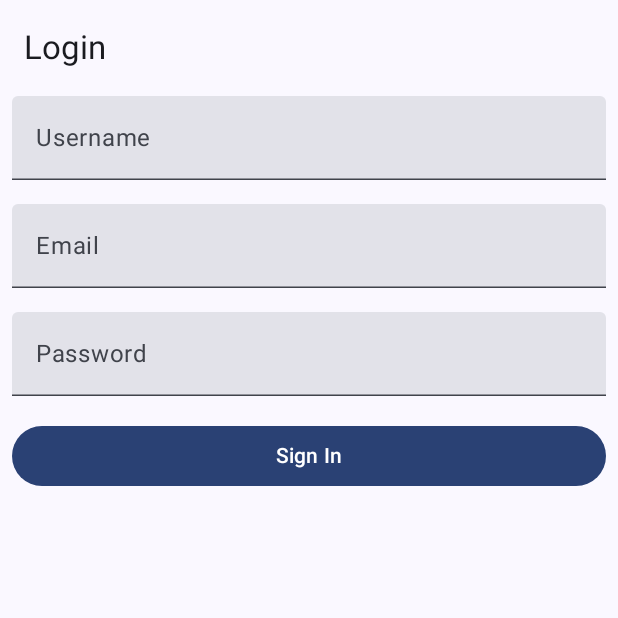
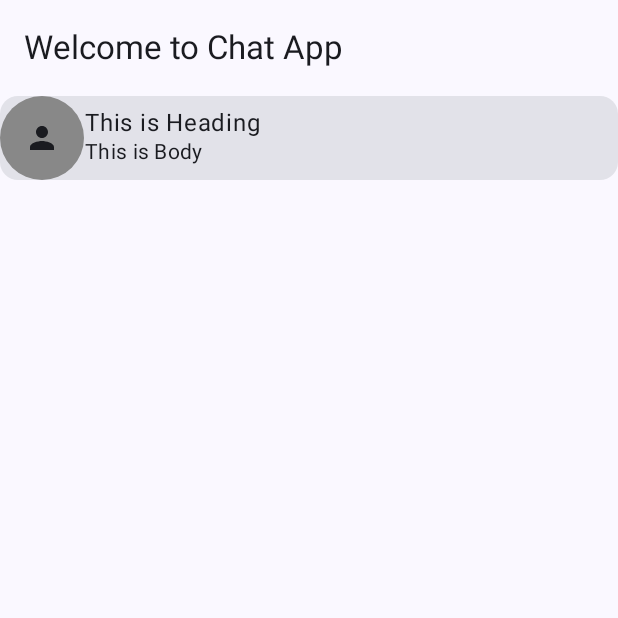
Before and after one commit to arup-basak/Chatterfly, an Android app built with Jetpack Compose: the screen it shows after launch (MainActivity before the commit, HomeActivity after it), on a phone screen of 412 x 824 dp, the top half of it. Run offline under Robolectric (Android 15) with nearby library versions, the phone set to English and light mode, and no system bars.

Commit message:
get chat is working in android with backend

```diff
--- a/Android/app/build.gradle.kts
+++ b/Android/app/build.gradle.kts
@@ -56,6 +56,7 @@ dependencies {
     implementation("androidx.compose.ui:ui-graphics")
     implementation("androidx.compose.ui:ui-tooling-preview")
     implementation("androidx.compose.material3:material3")
+    implementation("androidx.compose.material:material-icons-extended")
     implementation ("io.socket:socket.io-client:2.0.0")
     implementation("io.ktor:ktor-client-core:1.6.0")
     implementation("io.ktor:ktor-client-android:1.6.0")
--- a/Android/app/src/main/java/com/arup/chatapp/HomeActivity.kt
+++ b/Android/app/src/main/java/com/arup/chatapp/HomeActivity.kt
@@ -1,25 +1,53 @@
 package com.arup.chatapp
 
+import android.content.Context
 import android.os.Bundle
+import android.util.Log
 import androidx.activity.ComponentActivity
 import androidx.activity.compose.setContent
+import androidx.compose.foundation.background
+import androidx.compose.foundation.layout.Arrangement
+import androidx.compose.foundation.layout.Box
+import androidx.compose.foundation.layout.Column
+import androidx.compose.foundation.layout.Row
 import androidx.compose.foundation.layout.fillMaxSize
+import androidx.compose.foundation.layout.fillMaxWidth
 import androidx.compose.foundation.layout.padding
-import androidx.compose.foundation.lazy.LazyColumn
+import androidx.compose.foundation.layout.wrapContentWidth
+import androidx.compose.foundation.shape.RoundedCornerShape
+import androidx.compose.material.icons.Icons
+import androidx.compose.material.icons.filled.Person
+import androidx.compose.material3.Card
 import androidx.compose.material3.ExperimentalMaterial3Api
+import androidx.compose.material3.Icon
 import androidx.compose.material3.MaterialTheme
 import androidx.compose.material3.Scaffold
 import androidx.compose.material3.Surface
 import androidx.compose.material3.Text
 import androidx.compose.material3.TopAppBar
 import androidx.compose.runtime.Composable
+import androidx.compose.ui.Alignment
 import androidx.compose.ui.Modifier
+import androidx.compose.ui.graphics.Color
+import androidx.compose.ui.text.style.TextAlign
+import androidx.compose.ui.tooling.preview.Preview
+import androidx.compose.ui.unit.dp
+import com.arup.chatapp.models.ChatRequestModel
+import com.arup.chatapp.models.ChatResponseModel
 import com.arup.chatapp.ui.theme.ChatAppTheme
+import com.arup.chatapp.utils.createRetrofitAPI
+import retrofit2.Call
+import retrofit2.Callback
+import retrofit2.Response
+
+private const val LOG_TAG = "HomeActivityMessage"
 
 class HomeActivity : ComponentActivity() {
+
     @OptIn(ExperimentalMaterial3Api::class)
     override fun onCreate(savedInstanceState: Bundle?) {
         super.onCreate(savedInstanceState)
+        signInRequest(this, "arupbasak")
         setContent {
             ChatAppTheme {
                 // A surface container using the 'background' color from the theme
@@ -27,7 +55,7 @@ class HomeActivity : ComponentActivity() {
                     modifier = Modifier.fillMaxSize(),
                     color = MaterialTheme.colorScheme.background
                 ) {
-                    Screen()
+                    MyDisplay(this)
                 }
             }
         }
@@ -36,7 +64,9 @@ class HomeActivity : ComponentActivity() {
 
 @ExperimentalMaterial3Api
 @Composable
-fun Screen() {
+fun MyDisplay(context: Context) {
+    val retrofitAPI = createRetrofitAPI(context)
+    retrofitAPI.getChats(ChatRequestModel("arupbasak"))
     Scaffold(
         topBar = {
             TopAppBar(
@@ -46,10 +76,96 @@ fun Screen() {
             )
         }
     ) {
-        LazyColumn(
+        Column(
             Modifier.padding(it)
         ) {
 
+            MyCard(
+                heading = "This is Heading",
+                body = "This is Body"
+            )
         }
     }
 }
+
+@Composable
+fun MyCard(
+    heading: String,
+    body: String
+) {
+    Card(
+        modifier = Modifier
+            .fillMaxWidth(1f)
+            .background(MaterialTheme.colorScheme.background)
+            .wrapContentWidth(Alignment.CenterHorizontally)
+    ) {
+        Row(
+            modifier = Modifier.fillMaxWidth(),
+            horizontalArrangement = Arrangement.Start,
+            verticalAlignment = Alignment.CenterVertically
+        ) {
+            Box(
+                modifier = Modifier
+                    .background(Color.Gray, shape = RoundedCornerShape(180.dp))
+            ) {
+                Icon(
+                    imageVector = Icons.Default.Person,
+                    contentDescription = "Profile Icon",
+                    modifier = Modifier.padding(16.dp)
+                )
+            }
+            Column {
+                Text(
+                    text = heading,
+                    style = MaterialTheme.typography.bodyLarge,
+                    textAlign = TextAlign.Center
+                )
+                Text(
+                    text = body,
+                    style = MaterialTheme.typography.bodyMedium,
+                    textAlign = TextAlign.Center
+                )
+            }
+        }
+    }
+
+}
+
+@Composable
+@Preview
+fun MyCardPreview() {
+    MyCard(
+        heading = "This is Heading",
+        body = "This is Body"
+    )
+}
+
+private fun signInRequest(
+    context: Context,
+    username: String
+) {
+    val retrofitAPI = createRetrofitAPI(context)
+    val call = retrofitAPI.getChats(ChatRequestModel(username))
+
+    call.enqueue(object : Callback<ChatResponseModel?> {
+        override fun onResponse(
+            call: Call<ChatResponseModel?>,
+            response: Response<ChatResponseModel?>
+        ) {
+            if(response.isSuccessful) {
+                if(response.body()!!.response) {
+                    Log.d(LOG_TAG, "RESPONSE SUCCESS " + response.body()!!.data)
+                }
+                else {
+                    Log.d(LOG_TAG, "RESPONSE ERROR " + response.body()!!.error)
+                }
+            } else {
+                Log.d(LOG_TAG, "RESPONSE ERROR " + response.raw().toString())
+            }
+        }
+
+        override fun onFailure(call: Call<ChatResponseModel?>, t: Throwable) {
+            Log.d(LOG_TAG, "FETCH ERROR " + t.message)
+        }
+    })
+}
--- a/Android/app/src/main/java/com/arup/chatapp/LoginActivity.kt
+++ b/Android/app/src/main/java/com/arup/chatapp/LoginActivity.kt
@@ -28,24 +28,17 @@ import androidx.compose.ui.Alignment
 import androidx.compose.ui.Modifier
 import androidx.compose.ui.tooling.preview.Preview
 import androidx.compose.ui.unit.dp
-import androidx.datastore.dataStore
 import com.arup.chatapp.models.LoginModel
 import com.arup.chatapp.models.LoginRequestModel
-import com.arup.chatapp.services.NetworkService
 import com.arup.chatapp.store.LoginStoreManager
 import com.arup.chatapp.ui.theme.ChatAppTheme
-import com.google.gson.Gson
-import io.socket.client.Socket
+import com.arup.chatapp.utils.createRetrofitAPI
 import kotlinx.coroutines.runBlocking
 import retrofit2.Call
 import retrofit2.Callback
 import retrofit2.Response
-import retrofit2.Retrofit
-import retrofit2.converter.gson.GsonConverterFactory
 
-private var mSocket: Socket? = null
-private val LOG_TAG = "MainActivityMessage"
-private val gson = Gson()
+private const val LOG_TAG = "MainActivityMessage"
 
 class MainActivity : ComponentActivity() {
     override fun onCreate(savedInstanceState: Bundle?) {
@@ -76,10 +69,6 @@ fun Screen(context: Context) {
     var emailValue by remember {
         mutableStateOf("")
     }
-
-    var responseData: LoginData? by remember { mutableStateOf(null) }
-    var isLoading by remember { mutableStateOf(true) }
-    val networkService = NetworkService()
 
     Scaffold(
         topBar = {
@@ -184,15 +173,6 @@ private fun signInRequest(
         }
     })
 }
-
-private fun createRetrofitAPI(context: Context): RetrofitAPI {
-    val retrofit = Retrofit.Builder()
-        .baseUrl(context.getString(R.string.server_url))
-        .addConverterFactory(GsonConverterFactory.create())
-        .build()
-    return retrofit.create(RetrofitAPI::class.java)
-}
-
 @Preview(showBackground = true)
 @Composable
 fun GreetingPreview() {
--- a/Android/app/src/main/java/com/arup/chatapp/RetrofitAPI.kt
+++ b/Android/app/src/main/java/com/arup/chatapp/RetrofitAPI.kt
@@ -1,5 +1,7 @@
 package com.arup.chatapp
 
+import com.arup.chatapp.models.ChatRequestModel
+import com.arup.chatapp.models.ChatResponseModel
 import com.arup.chatapp.models.LoginModel
 import com.arup.chatapp.models.LoginRequestModel
 import retrofit2.Call
@@ -11,4 +13,9 @@ interface RetrofitAPI {
     fun loginData(
         @Body loginRequestModel: LoginRequestModel
     ): Call<LoginModel>
+
+    @POST("/get-chats")
+    fun getChats(
+        @Body chatRequestModel: ChatRequestModel
+    ): Call<ChatResponseModel>
 }
--- /dev/null
+++ b/Android/app/src/main/java/com/arup/chatapp/models/ChatRequestModel.kt
@@ -0,0 +1,5 @@
+package com.arup.chatapp.models
+
+data class ChatRequestModel(
+    var username: String
+)
--- /dev/null
+++ b/Android/app/src/main/java/com/arup/chatapp/utils/Utils.kt
@@ -0,0 +1,15 @@
+package com.arup.chatapp.utils
+
+import android.content.Context
+import com.arup.chatapp.R
+import com.arup.chatapp.RetrofitAPI
+import retrofit2.Retrofit
+import retrofit2.converter.gson.GsonConverterFactory
+
+fun createRetrofitAPI(context: Context): RetrofitAPI {
+    val retrofit = Retrofit.Builder()
+        .baseUrl(context.getString(R.string.server_url))
+        .addConverterFactory(GsonConverterFactory.create())
+        .build()
+    return retrofit.create(RetrofitAPI::class.java)
+}
```
Also changed, not shown: Android/app/src/main/AndroidManifest.xml (+9 -12 lines), Android/app/src/main/java/com/arup/chatapp/models/ChatResponseModel.kt (added, +12 -0 lines), Android/app/src/main/java/com/arup/chatapp/services/ChatService.kt (deleted, +0 -37 lines), Android/app/src/main/java/com/arup/chatapp/services/NetworkService.kt (deleted, +0 -24 lines), 2 other files.
